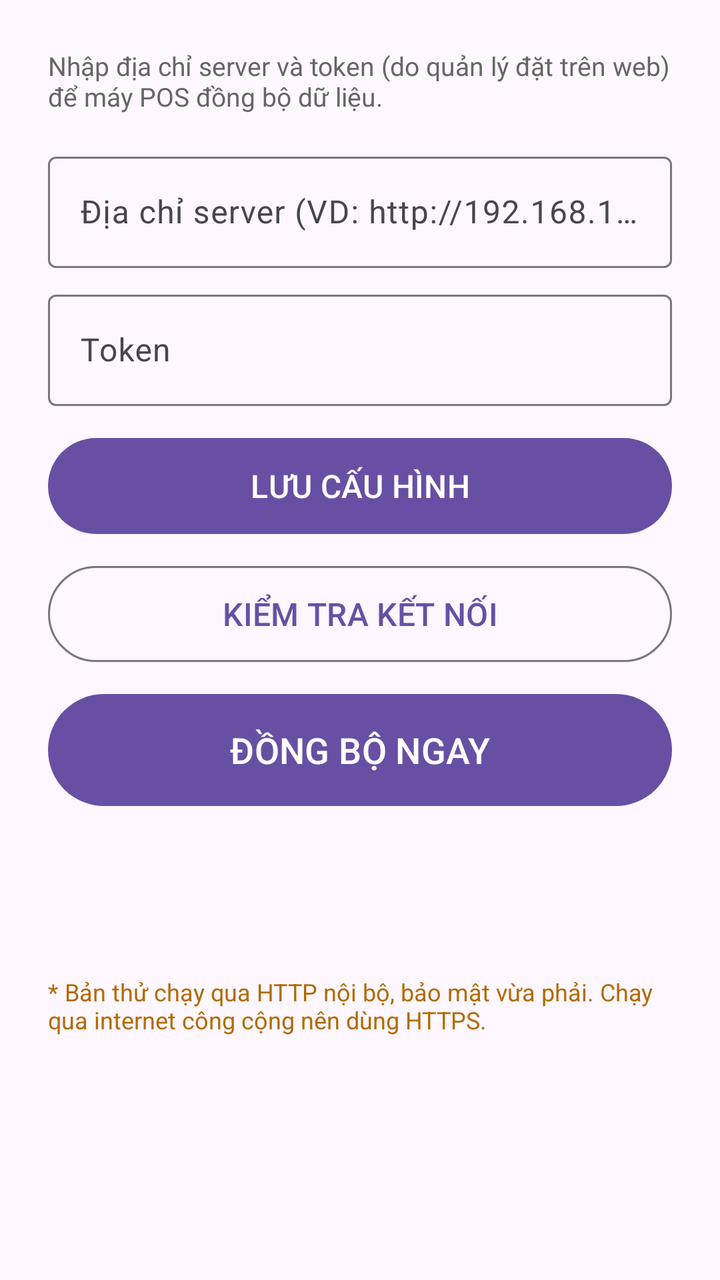
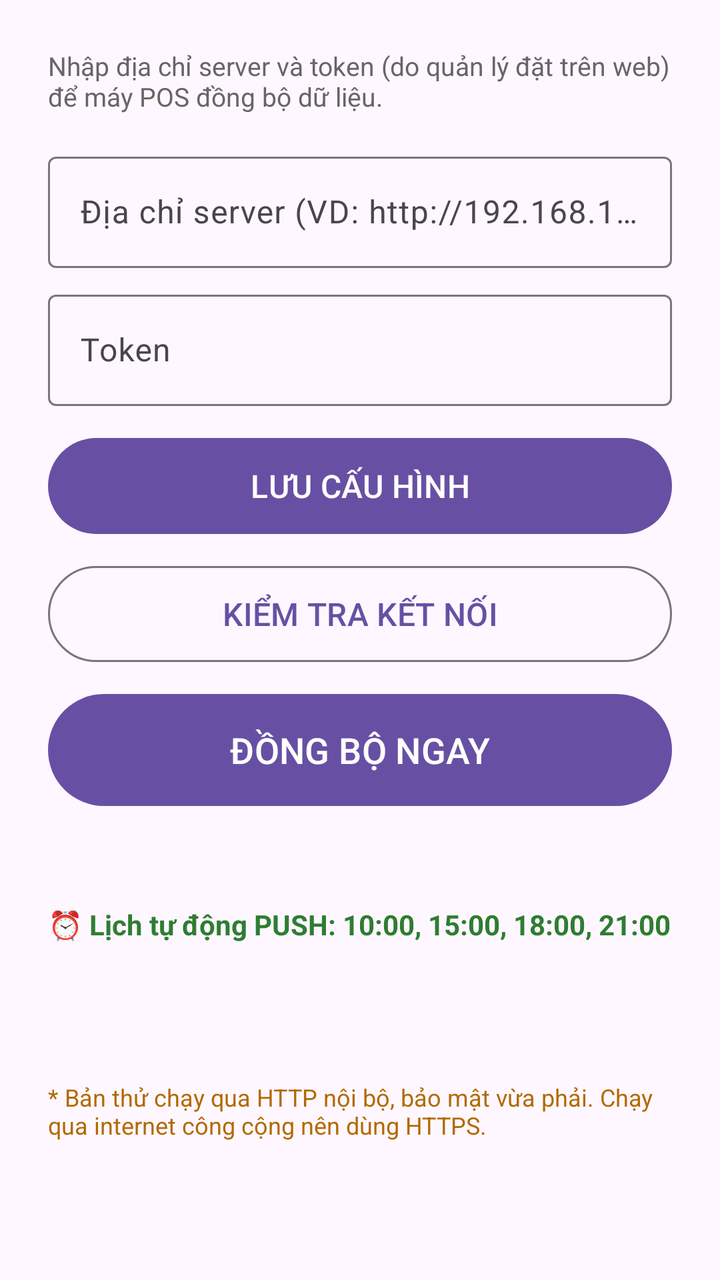

Compare the two renders of this Android layout. The source of the first and the diff that turns it into the second are given below.
<!-- AndroidManifest.xml: application theme Theme.Material3.DayNight.NoActionBar -->
<!-- res/layout/activity_sync_settings.xml -->
<?xml version="1.0" encoding="utf-8"?>
<ScrollView xmlns:android="http://schemas.android.com/apk/res/android"
    android:layout_width="match_parent"
    android:layout_height="match_parent"
    android:fillViewport="true">

    <LinearLayout
        android:layout_width="match_parent"
        android:layout_height="wrap_content"
        android:orientation="vertical"
        android:padding="24dp">

        <TextView
            android:layout_width="match_parent"
            android:layout_height="wrap_content"
            android:text="@string/sync_note"
            android:textColor="#666666"
            android:textSize="13sp" />

        <com.google.android.material.textfield.TextInputLayout
            android:layout_width="match_parent"
            android:layout_height="wrap_content"
            android:layout_marginTop="16dp"
            android:hint="@string/sync_url_hint">

            <com.google.android.material.textfield.TextInputEditText
                android:id="@+id/inputUrl"
                android:layout_width="match_parent"
                android:layout_height="wrap_content"
                android:inputType="textUri"
                android:textSize="16sp" />
        </com.google.android.material.textfield.TextInputLayout>

        <com.google.android.material.textfield.TextInputLayout
            android:layout_width="match_parent"
            android:layout_height="wrap_content"
            android:layout_marginTop="8dp"
            android:hint="@string/sync_token_hint">

            <com.google.android.material.textfield.TextInputEditText
                android:id="@+id/inputToken"
                android:layout_width="match_parent"
                android:layout_height="wrap_content"
                android:inputType="text"
                android:textSize="16sp" />
        </com.google.android.material.textfield.TextInputLayout>

        <com.google.android.material.button.MaterialButton
            android:id="@+id/btnSave"
            android:layout_width="match_parent"
            android:layout_height="56dp"
            android:layout_marginTop="12dp"
            android:text="@string/sync_save"
            android:textSize="16sp" />

        <com.google.android.material.button.MaterialButton
            android:id="@+id/btnTest"
            style="@style/Widget.Material3.Button.OutlinedButton"
            android:layout_width="match_parent"
            android:layout_height="56dp"
            android:layout_marginTop="8dp"
            android:text="@string/sync_test"
            android:textSize="16sp" />

        <com.google.android.material.button.MaterialButton
            android:id="@+id/btnSync"
            android:layout_width="match_parent"
            android:layout_height="64dp"
            android:layout_marginTop="8dp"
            android:text="@string/sync_now"
            android:textSize="18sp" />

        <TextView
            android:id="@+id/lastSync"
            android:layout_width="match_parent"
            android:layout_height="wrap_content"
            android:layout_marginTop="16dp"
            android:textColor="#666666"
            android:textSize="13sp" />

        <TextView
            android:id="@+id/syncStatus"
            android:layout_width="match_parent"
            android:layout_height="wrap_content"
            android:layout_marginTop="8dp"
            android:textSize="14sp" />

        <TextView
            android:layout_width="match_parent"
            android:layout_height="wrap_content"
            android:layout_marginTop="20dp"
            android:text="@string/sync_security_note"
            android:textColor="#B26A00"
            android:textSize="12sp" />

    </LinearLayout>
</ScrollView>
<!-- resources referenced by this layout -->
<resources>
  <string name="sync_note">Nhập địa chỉ server và token (do quản lý đặt trên web) để máy POS đồng bộ dữ liệu.</string>
  <string name="sync_now">ĐỒNG BỘ NGAY</string>
  <string name="sync_save">LƯU CẤU HÌNH</string>
  <string name="sync_security_note">* Bản thử chạy qua HTTP nội bộ, bảo mật vừa phải. Chạy qua internet công cộng nên dùng HTTPS.</string>
  <string name="sync_test">KIỂM TRA KẾT NỐI</string>
  <string name="sync_token_hint">Token</string>
  <string name="sync_url_hint">Địa chỉ server (VD: http://192.168.1.10:3100)</string>
</resources>

<!-- the commit's change to res/layout/activity_sync_settings.xml (unified diff, before → after) -->
@@ -79,6 +79,24 @@
             android:textSize="13sp" />
 
         <TextView
+            android:id="@+id/tvAutoPushSchedule"
+            android:layout_width="match_parent"
+            android:layout_height="wrap_content"
+            android:layout_marginTop="12dp"
+            android:text="⏰ Lịch tự động PUSH: 10:00, 15:00, 18:00, 21:00"
+            android:textColor="#2E7D32"
+            android:textSize="14sp"
+            android:textStyle="bold" />
+
+        <TextView
+            android:id="@+id/tvNextPushTime"
+            android:layout_width="match_parent"
+            android:layout_height="wrap_content"
+            android:layout_marginTop="4dp"
+            android:textColor="#555555"
+            android:textSize="13sp" />
+
+        <TextView
             android:id="@+id/syncStatus"
             android:layout_width="match_parent"
             android:layout_height="wrap_content"
